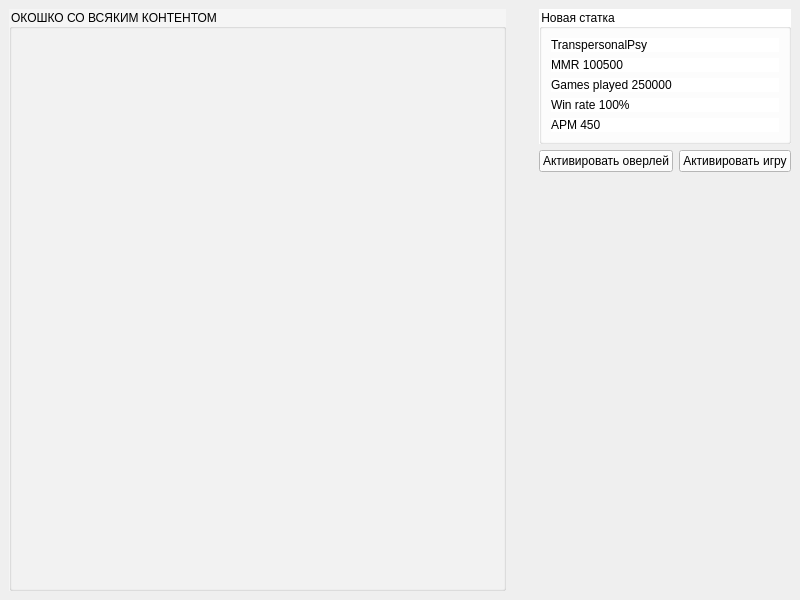
Qt form mainwindow.ui (dubinaxdd/OverlayTest) before a commit.
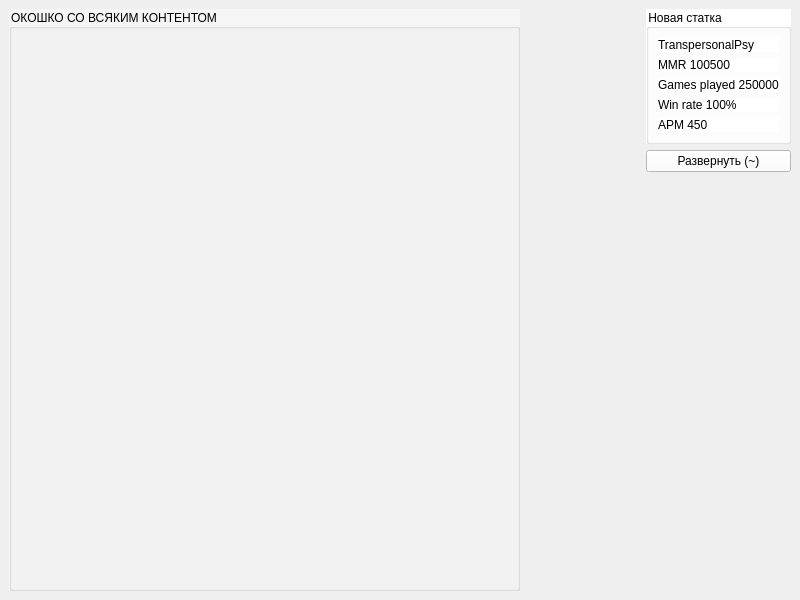
The same form after that commit.

```diff
--- a/mainwindow.ui
+++ b/mainwindow.ui
@@ -111,43 +111,21 @@
         </layout>
        </widget>
       </item>
+      <item>
+       <widget class="QPushButton" name="pushButton">
+        <property name="styleSheet">
+         <string notr="true">background-color: rgb(255, 255, 255);</string>
+        </property>
+        <property name="text">
+         <string>Развернуть (~)</string>
+        </property>
+       </widget>
+      </item>
       <item>
        <layout class="QHBoxLayout" name="horizontalLayout">
         <property name="sizeConstraint">
          <enum>QLayout::SetMinimumSize</enum>
         </property>
-        <item>
-         <widget class="QPushButton" name="pushButton">
-          <property name="maximumSize">
-           <size>
-            <width>150</width>
-            <height>16777215</height>
-           </size>
-          </property>
-          <property name="styleSheet">
-           <string notr="true">background-color: rgb(255, 255, 255);</string>
-          </property>
-          <property name="text">
-           <string>Активировать оверлей</string>
-          </property>
-         </widget>
-        </item>
-        <item>
-         <widget class="QPushButton" name="pushButton_2">
-          <property name="maximumSize">
-           <size>
-            <width>150</width>
-            <height>16777215</height>
-           </size>
-          </property>
-          <property name="styleSheet">
-           <string notr="true">background-color: rgba(255, 255, 255, 255);</string>
-          </property>
-          <property name="text">
-           <string>Активировать игру</string>
-          </property>
-         </widget>
-        </item>
        </layout>
       </item>
       <item>
```
